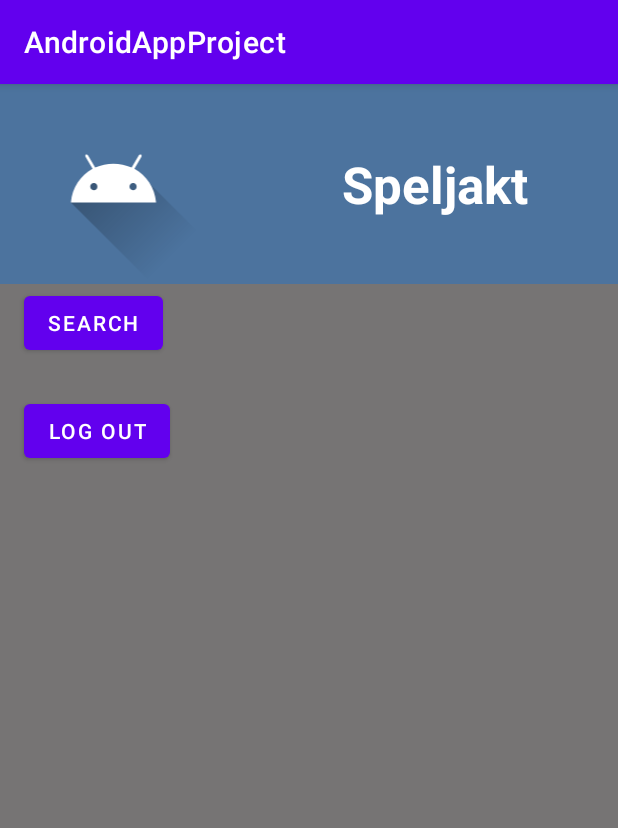
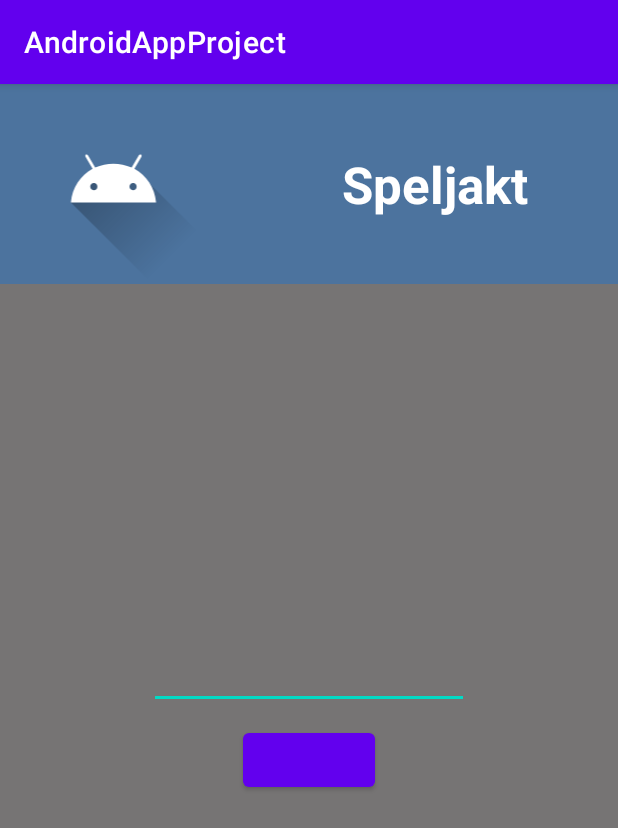
Before and after one commit to PilzHere/AndroidAppProject, an Android app: the LoggedInActivity screen opened directly, with no data from a screen before it, after a tap on "SEARCH", on a phone screen of 412 x 824 dp. Shown: the top 828 px of the screen. Run offline under Robolectric (Android 15) with nearby library versions, the light colour scheme and no system bars.

Commit message:
Functional buttons and activities

```diff
--- a/app/src/main/AndroidManifest.xml
+++ b/app/src/main/AndroidManifest.xml
@@ -28,8 +28,7 @@
 
         <activity
             android:name=".SearchGameActivity"
-            android:exported="true"
-            tools:ignore="Instantiatable">
+            android:exported="true">
 
         </activity>
     </application>
--- a/app/src/main/java/ec/grouptwo/androidappproject/LoggedInActivity.kt
+++ b/app/src/main/java/ec/grouptwo/androidappproject/LoggedInActivity.kt
@@ -23,19 +23,19 @@ class LoggedInActivity : AppCompatActivity() {
 
 
 
-        val button = findViewById<Button>(R.id.btn_logOut)
-        button.setOnClickListener{
+        val logOutButton = findViewById<Button>(R.id.btn_logOut)
+        logOutButton.setOnClickListener{
             val intent = Intent(this, MainActivity::class.java)
 
-            startActivity(intent);
+            startActivity(intent)
 
         }
 
-        val textButton = findViewById<TextView>(R.id.btn_toSearch)
-                textButton.setOnClickListener{
+        val toSearchButton = findViewById<Button>(R.id.btn_toSearch)
+                toSearchButton.setOnClickListener{
                     val intent = Intent(this, SearchGameActivity::class.java)
 
-                    startActivity(intent);
+                    startActivity(intent)
 
                 }
     }
--- a/app/src/main/java/ec/grouptwo/androidappproject/SearchGameActivity.kt
+++ b/app/src/main/java/ec/grouptwo/androidappproject/SearchGameActivity.kt
@@ -3,9 +3,7 @@ package ec.grouptwo.androidappproject
 import android.os.Bundle
 import androidx.appcompat.app.AppCompatActivity
 
-class SearchGameActivity {
-
-    class MainActivity : AppCompatActivity() {
+    class SearchGameActivity : AppCompatActivity() {
         override fun onCreate(savedInstanceState: Bundle?) {
             super.onCreate(savedInstanceState)
             setContentView(R.layout.activity_search_game)
@@ -13,5 +11,3 @@ class SearchGameActivity {
 
         }
     }
-
-}
```
